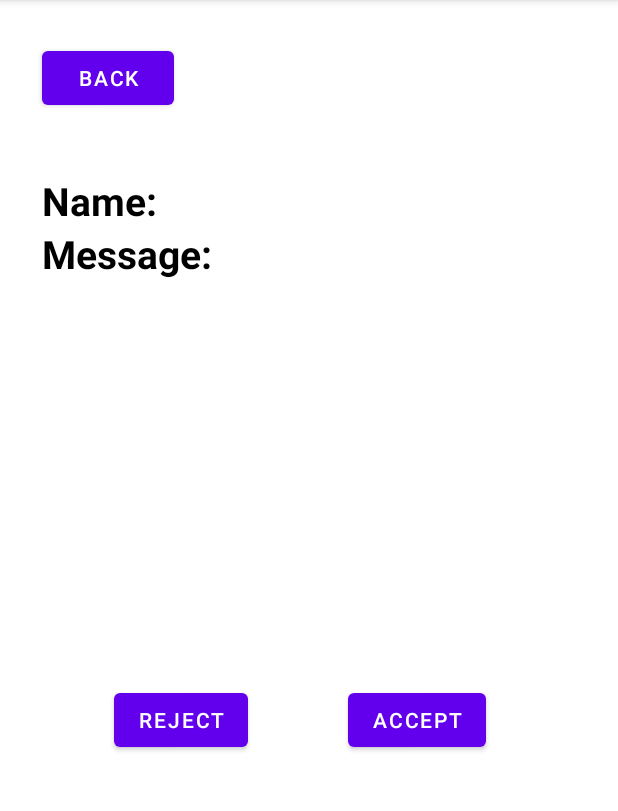
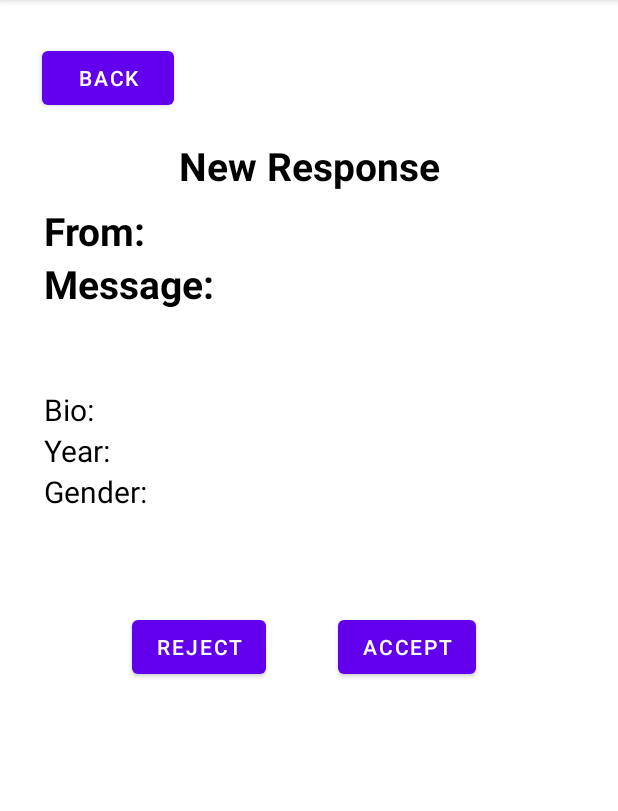
Before and after one commit to choaly/Homeshare, an Android app: the ResponseDetails screen opened directly, with no data from a screen before it, on a phone screen of 412 x 824 dp, the part 84-895 px from its top. Run offline under Robolectric (Android 15) with nearby library versions, the phone set to English and light mode, and no system bars; our stand-ins replace Firebase (no records; nobody signed in at launch, a user with empty details on screens opened directly); 4 statements that could not run were skipped.

Commit message:
add responder details to response

```diff
--- a/app/src/main/java/com/example/homeshare/ResponseDetails.java
+++ b/app/src/main/java/com/example/homeshare/ResponseDetails.java
@@ -24,7 +24,7 @@ import java.util.UUID;
 
 public class ResponseDetails extends AppCompatActivity {
 
-    DatabaseReference reference;
+    DatabaseReference reference, responderRef;
     DatabaseReference ref;
     FirebaseAuth auth;
 
@@ -49,13 +49,34 @@ public class ResponseDetails extends AppCompatActivity {
         responderID = intent.getStringExtra("responderId");
         responderNAME = intent.getStringExtra("responderName");
 
+        DatabaseReference responderRef = FirebaseDatabase.getInstance().getReference().child("Users/"+responderID);
+        responderRef.addValueEventListener(new ValueEventListener() {
+            @Override
+            public void onDataChange(@NonNull DataSnapshot snapshot) {
+                User user = snapshot.getValue(User.class);
+                String name = "About " + user.getFirstName() + " " + user.getLastName();
+                String bio = user.getBio();
+                String year = user.getYear();
+                String gender = user.getGender();
+
+                TextView aboutUsrView = (TextView) findViewById(R.id.detailAboutResponderName);
+                aboutUsrView.setText(name);
+                TextView usrBioView = (TextView) findViewById(R.id.detailResponderBio);
+                usrBioView.setText(bio);
+                TextView usrYearView = (TextView) findViewById(R.id.detailResponderYear);
+                usrYearView.setText(year);
+                TextView usrGenderView = (TextView) findViewById(R.id.detailResponderGender);
+                usrGenderView.setText(gender);
+            }
+            @Override
+            public void onCancelled(@NonNull DatabaseError error) {
+
+            }
+        });
+
 
         TextView responderName =  (TextView) findViewById(R.id.detailResponderName);
         responderName.setText(name);
-
-        /*TextView originalPostTitle =  (TextView) findViewById(R.id.detailPostTitle);
-        String postTitleStr = "responded to listing: " + postTITLE;
-        originalPostTitle.setText(postTitleStr);*/
 
         TextView responderMsg =  (TextView)findViewById(R.id.detailResponderMessage);
         responderMsg.setText(msg);
--- a/app/src/main/java/com/example/homeshare/ResponsesFragment.java
+++ b/app/src/main/java/com/example/homeshare/ResponsesFragment.java
@@ -84,7 +84,6 @@ public class ResponsesFragment extends Fragment implements ResponseAdapter.OnRes
             public void onDataChange(@NonNull DataSnapshot snapshot) {
                 list.clear();
                 for (DataSnapshot ds : snapshot.getChildren()) {
-
                     if (Objects.equals(ds.child("posterId").getValue(String.class), currentUserId)){
                         for (DataSnapshot rs : ds.child("responses").getChildren() ) {
                             Response r = rs.getValue(Response.class);
@@ -106,9 +105,7 @@ public class ResponsesFragment extends Fragment implements ResponseAdapter.OnRes
     @Override
     public void onResponseClick(int position) {
         Response r = list.get(position);
-
         String key = "";
-
         for (Map.Entry<String, Response> set : responseId.entrySet()) {
             if (set.getValue() == r){
                 key = set.getKey();
@@ -126,7 +123,6 @@ public class ResponsesFragment extends Fragment implements ResponseAdapter.OnRes
         intent.putExtra("name", r.getResponderName());
         intent.putExtra("message", r.getMessage());
 
-
         startActivity(intent);
     }
 }
--- a/app/src/main/res/layout/activity_listing_details.xml
+++ b/app/src/main/res/layout/activity_listing_details.xml
@@ -72,6 +72,7 @@
         <LinearLayout
             android:layout_width="wrap_content"
             android:layout_height="wrap_content"
+            android:layout_marginTop="20dp"
             android:layout_gravity="center_vertical"
             android:orientation="horizontal">
 
@@ -142,7 +143,7 @@
                 android:id="@+id/posterInformation"
                 android:layout_width="wrap_content"
                 android:layout_height="wrap_content"
-                android:layout_marginTop="2dp"
+                android:layout_marginTop="20dp"
                 android:text="Poster Information: "
                 android:textColor="@color/black"
                 android:textSize="20sp"
--- a/app/src/main/res/layout/activity_response_details.xml
+++ b/app/src/main/res/layout/activity_response_details.xml
@@ -6,16 +6,31 @@
     android:layout_height="match_parent"
     tools:context=".ResponseDetails">
 
+    <TextView
+        android:id="@+id/textView15"
+        android:layout_width="wrap_content"
+        android:layout_height="wrap_content"
+        android:layout_marginStart="3dp"
+        android:layout_marginBottom="8dp"
+        android:text="New Response"
+        android:textColor="@color/black"
+        android:textSize="26sp"
+        android:textStyle="bold"
+        app:layout_constraintBottom_toTopOf="@+id/linearLayout"
+        app:layout_constraintStart_toEndOf="@+id/backButton" />
+
     <LinearLayout
         android:id="@+id/linearLayout"
-        android:layout_width="wrap_content"
-        android:layout_height="wrap_content"
-        android:layout_marginStart="28dp"
-        android:layout_marginTop="116dp"
+        android:layout_width="358dp"
+        android:layout_height="219dp"
+        android:layout_marginStart="20dp"
+        android:layout_marginTop="136dp"
+        android:layout_marginEnd="20dp"
         android:orientation="vertical"
+        app:layout_constraintEnd_toEndOf="parent"
+        app:layout_constraintHorizontal_bias="0.666"
         app:layout_constraintStart_toStartOf="parent"
         app:layout_constraintTop_toTopOf="parent">
-
 
         <LinearLayout
             android:layout_width="wrap_content"
@@ -26,7 +41,7 @@
             <TextView
                 android:layout_width="wrap_content"
                 android:layout_height="wrap_content"
-                android:text="Name:"
+                android:text="From:"
                 android:textColor="@color/black"
                 android:textSize="26sp"
                 android:textStyle="bold" />
@@ -60,11 +75,96 @@
                 android:layout_width="wrap_content"
                 android:layout_height="wrap_content"
                 android:layout_marginLeft="8dp"
-                android:text="this is a mesage"
+                android:text="this is a rlllllllllllllllllllly long messageeeeee eeee"
                 android:textColor="@color/black"
                 android:textSize="20sp" />
         </LinearLayout>
 
+        <LinearLayout
+            android:layout_width="wrap_content"
+            android:layout_height="wrap_content"
+            android:layout_gravity="center_vertical"
+            android:layout_marginTop="25dp"
+            android:orientation="horizontal">
+
+            <TextView
+                android:id="@+id/detailAboutResponderName"
+                android:layout_width="wrap_content"
+                android:layout_height="wrap_content"
+                android:text="About the Responder:"
+                android:textColor="@color/black"
+                android:textSize="20sp"
+                android:textStyle="bold" />
+        </LinearLayout>
+
+        <LinearLayout
+            android:layout_width="wrap_content"
+            android:layout_height="wrap_content"
+            android:layout_gravity="center_vertical"
+            android:orientation="horizontal">
+
+            <TextView
+                android:layout_width="wrap_content"
+                android:layout_height="wrap_content"
+                android:text="Bio:"
+                android:textColor="@color/black"
+                android:textSize="20sp" />
+
+            <TextView
+                android:id="@+id/detailResponderBio"
+                android:layout_width="wrap_content"
+                android:layout_height="wrap_content"
+                android:layout_marginLeft="8dp"
+                android:text="This is the bio"
+                android:textColor="@color/black"
+                android:textSize="20sp" />
+        </LinearLayout>
+
+        <LinearLayout
+            android:layout_width="wrap_content"
+            android:layout_height="wrap_content"
+            android:layout_gravity="center_vertical"
+            android:orientation="horizontal">
+
+            <TextView
+                android:layout_width="wrap_content"
+                android:layout_height="wrap_content"
+                android:text="Year:"
+                android:textColor="@color/black"
+                android:textSize="20sp" />
+
+            <TextView
+                android:id="@+id/detailResponderYear"
+                android:layout_width="wrap_content"
+                android:layout_height="wrap_content"
+                android:layout_marginLeft="8dp"
+                android:text="Senior"
+                android:textColor="@color/black"
+                android:textSize="20sp" />
+        </LinearLayout>
+
+        <LinearLayout
+            android:layout_width="wrap_content"
+            android:layout_height="wrap_content"
+            android:layout_gravity="center_vertical"
+            android:orientation="horizontal">
+
+            <TextView
+                android:layout_width="wrap_content"
+                android:layout_height="wrap_content"
+                android:text="Gender:"
+                android:textColor="@color/black"
+                android:textSize="20sp" />
+
+            <TextView
+                android:id="@+id/detailResponderGender"
+                android:layout_width="wrap_content"
+                android:layout_height="wrap_content"
+                android:layout_marginLeft="8dp"
+                android:text="Female"
+                android:textColor="@color/black"
+                android:textSize="20sp" />
+        </LinearLayout>
 
     </LinearLayout>
 
@@ -82,19 +182,20 @@
         android:id="@+id/acceptButton"
         android:layout_width="wrap_content"
         android:layout_height="wrap_content"
-        android:layout_marginEnd="88dp"
-        android:layout_marginBottom="264dp"
+        android:layout_marginStart="48dp"
+        android:layout_marginTop="52dp"
         android:text="Accept"
-        app:layout_constraintBottom_toBottomOf="parent"
-        app:layout_constraintEnd_toEndOf="parent" />
+        app:layout_constraintStart_toEndOf="@+id/rejectButton"
+        app:layout_constraintTop_toBottomOf="@+id/linearLayout" />
 
     <Button
         android:id="@+id/rejectButton"
         android:layout_width="wrap_content"
         android:layout_height="wrap_content"
-        android:layout_marginStart="76dp"
+        android:layout_marginStart="88dp"
+        android:layout_marginTop="52dp"
         android:text="Reject"
-        app:layout_constraintBaseline_toBaselineOf="@+id/acceptButton"
-        app:layout_constraintStart_toStartOf="parent" />
+        app:layout_constraintStart_toStartOf="parent"
+        app:layout_constraintTop_toBottomOf="@+id/linearLayout" />
 
 </androidx.constraintlayout.widget.ConstraintLayout>
```
